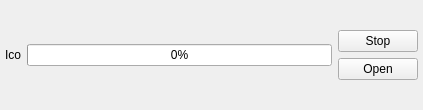
Before: the Qt Designer form downloaditem.ui in andr7e/QBrowserTest, drawn with Qt 5.
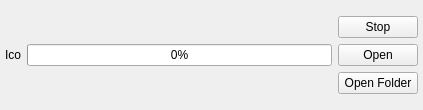
After: the same form once the commit is applied. Custom widgets are drawn as their Qt base class.

Commit message: Test open folder for downloads

```diff
--- a/downloaditem.ui
+++ b/downloaditem.ui
@@ -105,8 +105,15 @@
       </widget>
      </item>
      <item>
-      <spacer name="verticalSpacer_2" >
-       <property name="orientation" >
+      <widget class="QPushButton" name="openFolderButton">
+       <property name="text">
+        <string>Open Folder</string>
+       </property>
+      </widget>
+     </item>
+     <item>
+      <spacer name="verticalSpacer_2">
+       <property name="orientation">
         <enum>Qt::Vertical</enum>
        </property>
        <property name="sizeHint" stdset="0" >
```
Left out of the diff: 59 changed lines with no effect on the pictures. The commit also changes 2 other files.
